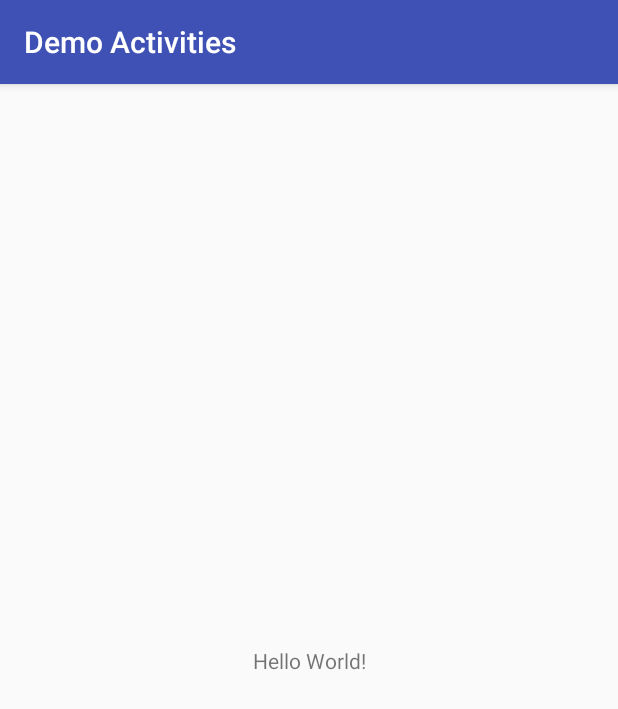
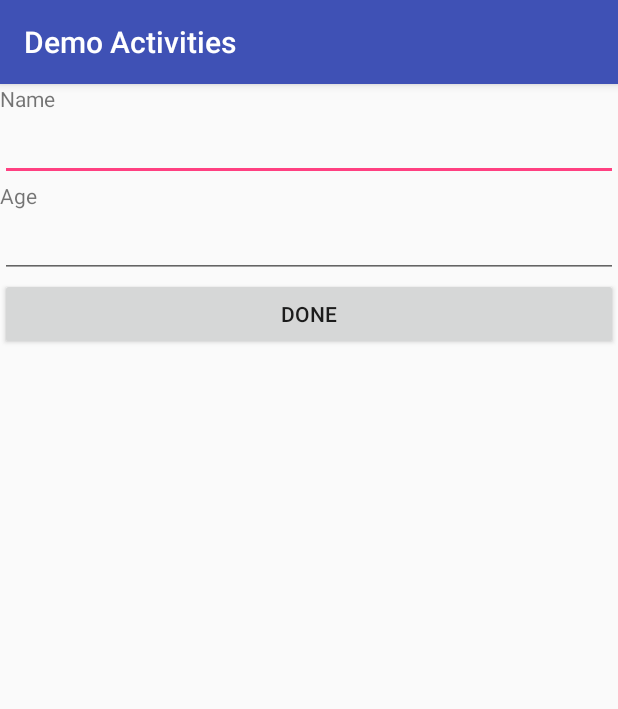
Before and after one commit to 15004543/DemoActivities, an Android app: the screen it shows after launch (MainActivity), on a phone screen of 412 x 824 dp. Shown: the top 709 px of the screen. Run offline under Robolectric (Android 15) with nearby library versions, the phone set to English and light mode, and no system bars.

Commit message:
Initial commit

```diff
--- a/app/build.gradle
+++ b/app/build.gradle
@@ -26,5 +26,6 @@ dependencies {
     })
     compile 'com.android.support:appcompat-v7:25.3.1'
     compile 'com.android.support.constraint:constraint-layout:1.0.2'
+    compile 'com.android.support:design:25.3.1'
     testCompile 'junit:junit:4.12'
 }
--- a/app/src/main/AndroidManifest.xml
+++ b/app/src/main/AndroidManifest.xml
@@ -16,6 +16,7 @@
                 <category android:name="android.intent.category.LAUNCHER" />
             </intent-filter>
         </activity>
+        <activity android:name=".DemoActivities2"></activity>
     </application>
 
 </manifest>
--- a/app/src/main/res/layout/activity_main.xml
+++ b/app/src/main/res/layout/activity_main.xml
@@ -1,18 +1,42 @@
 <?xml version="1.0" encoding="utf-8"?>
-<android.support.constraint.ConstraintLayout xmlns:android="http://schemas.android.com/apk/res/android"
+<LinearLayout xmlns:android="http://schemas.android.com/apk/res/android"
     xmlns:app="http://schemas.android.com/apk/res-auto"
     xmlns:tools="http://schemas.android.com/tools"
     android:layout_width="match_parent"
     android:layout_height="match_parent"
+    android:orientation="vertical"
     tools:context="sg.edu.rp.c347.demoactivities.MainActivity">
 
+
     <TextView
-        android:layout_width="wrap_content"
+        android:id="@+id/textViewName"
+        android:layout_width="match_parent"
         android:layout_height="wrap_content"
-        android:text="Hello World!"
-        app:layout_constraintBottom_toBottomOf="parent"
-        app:layout_constraintLeft_toLeftOf="parent"
-        app:layout_constraintRight_toRightOf="parent"
-        app:layout_constraintTop_toTopOf="parent" />
+        android:text="Name" />
 
-</android.support.constraint.ConstraintLayout>
+    <EditText
+        android:id="@+id/editTextName"
+        android:layout_width="match_parent"
+        android:layout_height="wrap_content"
+        android:ems="10"
+        android:inputType="textPersonName" />
+
+    <TextView
+        android:id="@+id/textViewAge"
+        android:layout_width="match_parent"
+        android:layout_height="wrap_content"
+        android:text="Age" />
+
+    <EditText
+        android:id="@+id/editTextAge"
+        android:layout_width="match_parent"
+        android:layout_height="wrap_content"
+        android:ems="10"
+        android:inputType="textPersonName" />
+
+    <Button
+        android:id="@+id/buttonDone"
+        android:layout_width="match_parent"
+        android:layout_height="wrap_content"
+        android:text="Done" />
+</LinearLayout>
--- /dev/null
+++ b/app/src/main/res/values/dimens.xml
@@ -0,0 +1,3 @@
+<resources>
+    <dimen name="fab_margin">16dp</dimen>
+</resources>
--- a/app/src/main/res/values/strings.xml
+++ b/app/src/main/res/values/strings.xml
@@ -1,3 +1,4 @@
 <resources>
     <string name="app_name">Demo Activities</string>
+    <string name="title_activity_demo_activities2">DemoActivities2</string>
 </resources>
```
Also changed, not shown: app/src/main/java/sg/edu/rp/c347/demoactivities/DemoActivities2.java (added, +24 -0 lines), app/src/main/java/sg/edu/rp/c347/demoactivities/MainActivity.java (+27 -0 lines), app/src/main/res/layout/activity_demo_activities2.xml (added, +16 -0 lines), app/src/main/res/values/styles.xml (+9 -0 lines).
